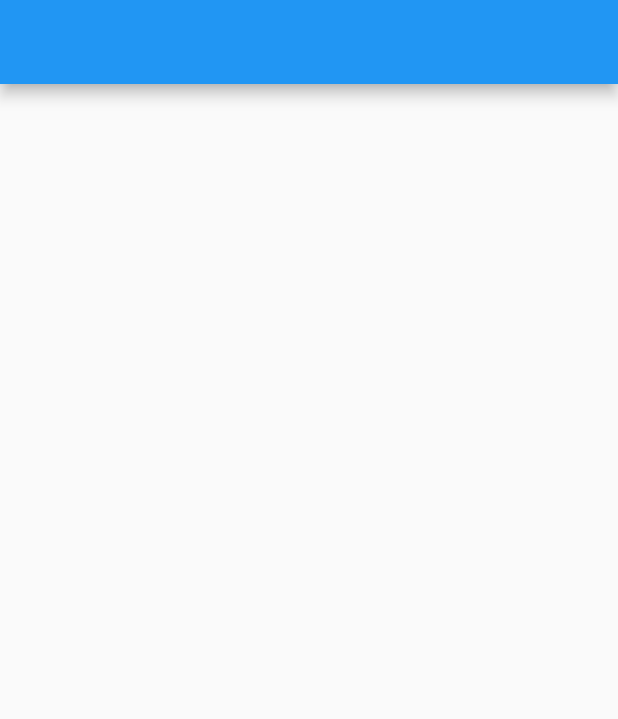
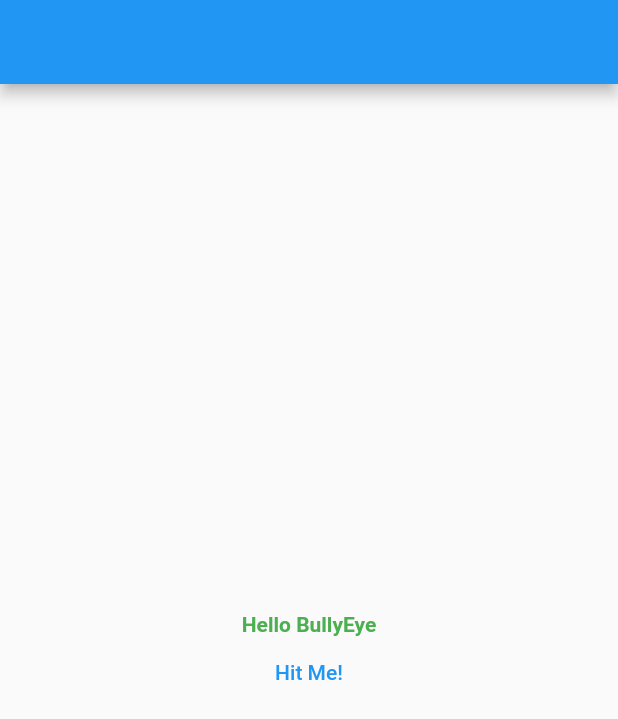
Before and after one commit to ltsimps/BullsEye, a Flutter app: the screen it shows after launch, on a phone screen of 412 x 824 dp. Shown: the top 719 px of the screen. Run offline on Flutter 3.47's test engine with Material 2 defaults, Android fonts, the phone set to English and light mode, and no system bars.

Commit message:
Basic UI

```diff
--- a/lib/main.dart
+++ b/lib/main.dart
@@ -36,9 +36,21 @@ class _GamePageState extends State<GamePage> {
       appBar: AppBar(),
       body: Center(
         child: Column(
-          mainAxisAlignment: MainAxisAlignment.center,
-          children: <Widget>[],
-        ),
+            mainAxisAlignment: MainAxisAlignment.center,
+            children: <Widget>[
+              Text(
+                'Hello BullyEye',
+                style:
+                    TextStyle(fontWeight: FontWeight.bold, color: Colors.green),
+              ),
+              FlatButton(
+                onPressed: () {},
+                child: Text(
+                  'Hit Me!',
+                  style: TextStyle(color: Colors.blue),
+                ),
+              )
+            ]),
       ),
       // This trailing comma makes auto-formatting nicer for build methods.
     );
```
